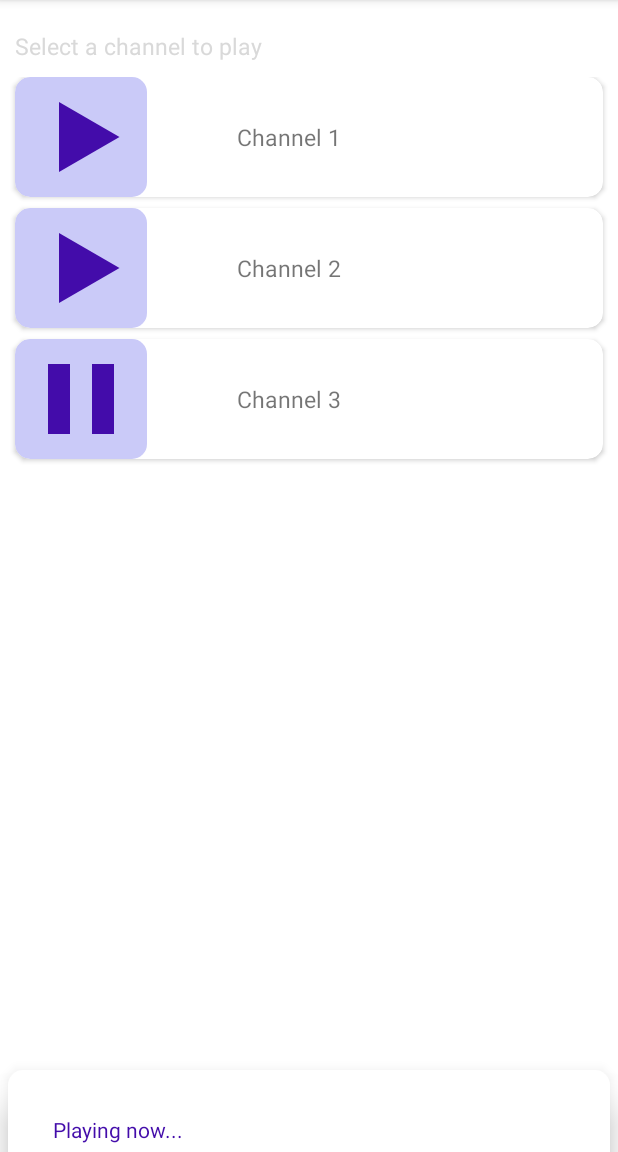
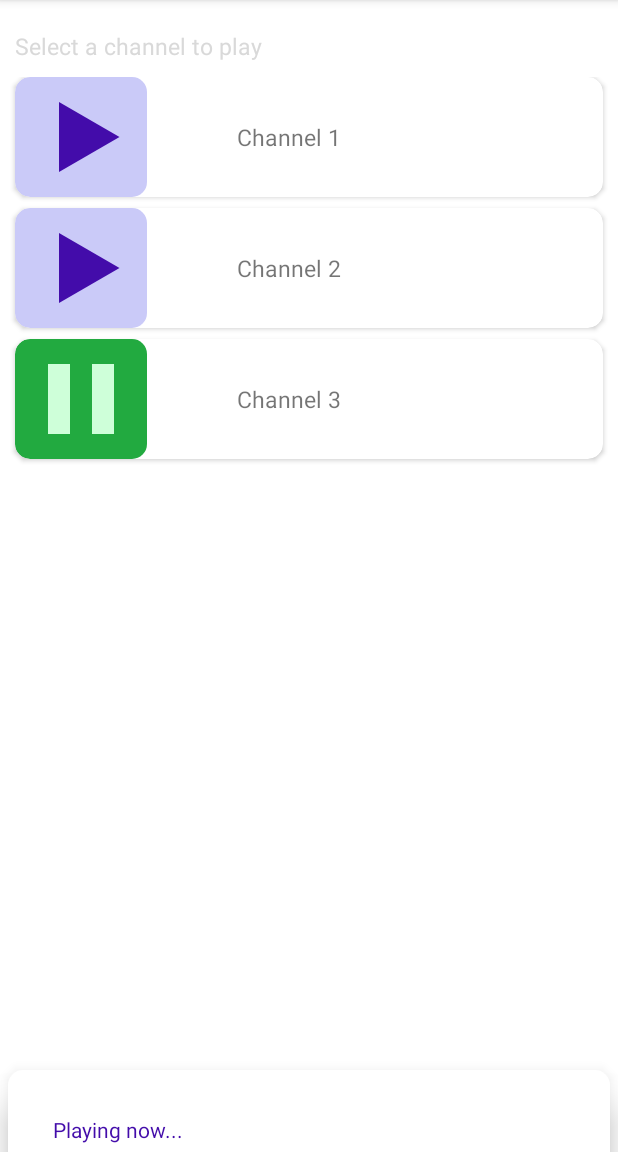
Before and after one commit to Pongo1/RealRadio, an Android app: the screen it shows after launch (MainActivity), after a tap on an icon or button, on a phone screen of 412 x 824 dp, the part 84-1236 px from its top. Run offline under Robolectric (Android 15) with nearby library versions, the phone set to English and light mode, and no system bars; our stand-ins replace Volley; 3 other taps on this screen came first.

Commit message:
player all set and functioning with correct AGBA link, but hardcoded. Volley about to be setup for dynamic channels

```diff
--- a/app/src/main/java/com/pongo/agbaradio/ChannelAdapter.java
+++ b/app/src/main/java/com/pongo/agbaradio/ChannelAdapter.java
@@ -30,6 +30,7 @@ public class ChannelAdapter extends RecyclerView.Adapter<ChannelAdapter.myHolder
   TextView activeChannelItem, streamStatusItem;
   Button currentlyPlayingButton = null; //the previously selected item
   String btnState = "Stopped";
+  MessageStreamer AGBAStreamer;
 
 
   public ChannelAdapter(Context context, ArrayList<String[]> channels, TextView activeChannelItem, TextView streamStatusItem) {
@@ -74,37 +75,45 @@ public class ChannelAdapter extends RecyclerView.Adapter<ChannelAdapter.myHolder
     });
   }
 
+  public void paintCard(String how,ChannelAdapter.myHolder holder){
+
+  }
+
   public void streamContent(int pos, ChannelAdapter.myHolder holder) {
+    String[] item = channels.get(pos);
     if(currentlyPlayingButton!=null) {
-      //its not the first time, something has already been clicked
-      //if its the same button, leave the play icon there as it is,
-      //if it is not the same, put the pause icon ( NB: pause icon indicates that the currently selected is playing
+      //its not the first time,  btn has already been clicked
+      //if its the same button, check it's state whether playing or not,
+      //if it is not the same, put the pause icon on the current btn and play btn on the prev button ( NB: pause icon indicates that the currently selected is playing
       if(currentlyPlayingButton == holder.playButton){
         if(btnState == "Playing"){
+          AGBAStreamer.stopStream();
+          streamStatusItem.setText("Ready when you are");
           btnState = "Stopped";
           holder.playButton.setBackgroundResource(R.drawable.left_of_channel_card);
         }else{
+          AGBAStreamer = new MessageStreamer(item[1], item[0], streamStatusItem);
+          AGBAStreamer.prepareAndStart();
           btnState = "Playing";
           holder.playButton.setBackgroundResource(R.drawable.pause_channel_card);
         }
-
-
       }else{
+        AGBAStreamer.stopStream();
+        AGBAStreamer = new MessageStreamer(item[1], item[0], streamStatusItem);
+        AGBAStreamer.prepareAndStart();
         btnState = "Playing";
         holder.playButton.setBackgroundResource(R.drawable.pause_channel_card);
       }
 
     }else{
-      //means its the first time just put the pause icon
+      //means its the first time a channel has been clicked just put the pause icon
+      AGBAStreamer = new MessageStreamer(item[1], item[0], streamStatusItem);
+      AGBAStreamer.prepareAndStart();
       btnState = "Playing";
       holder.playButton.setBackgroundResource(R.drawable.pause_channel_card);
     }
-
+    activeChannelItem.setText(AGBAStreamer.channelName);
     currentlyPlayingButton = holder.playButton;
-    String[] item = channels.get(pos);
-    MessageStreamer AGBAStreamer = new MessageStreamer(item[1], item[0], streamStatusItem);
-    AGBAStreamer.prepareAndStart();
-    activeChannelItem.setText(AGBAStreamer.channelName);
   }
 
   @Override
--- a/app/src/main/java/com/pongo/agbaradio/MessageStreamer.java
+++ b/app/src/main/java/com/pongo/agbaradio/MessageStreamer.java
@@ -24,7 +24,7 @@ public class MessageStreamer {
 
   public void prepareAndStart(){
     if(streamStatusItem != null){
-      mediaPlayer.stop();
+      stopStream();
     }
     mediaPlayer.setAudioStreamType(AudioManager.STREAM_MUSIC);
     try {
@@ -46,13 +46,13 @@ public class MessageStreamer {
 
   }
 
-  public void startStream(){
-    //start playing media as soon ans stream is prepared and first media dispatched by "website " is received
-  }
-
   public void stopStream(){
+    if(mediaPlayer.isPlaying()){
+      mediaPlayer.stop();
+      mediaPlayer.release();
+      //mediaPlayer = null;
+    }
     streamStatus = "Stopped, not playing";
-    mediaPlayer.stop();
   }
 
   public String currentChannelName(){
--- a/app/src/main/java/com/pongo/agbaradio/StaticDB.java
+++ b/app/src/main/java/com/pongo/agbaradio/StaticDB.java
@@ -13,8 +13,13 @@ public class StaticDB {
 
     for (int i = 0; i < 3 ; i++) {
       String f = "Channel " + (i +1);
-      String[] d = {f,"http://www.music.helsinki.fi/tmt/opetus/uusmedia/esim/a2002011001-e02.wav"} ;
-      DB.add(d);
+      if(i ==1){
+        String[] d= { f, "http://edge.mixlr.com/channel/eerso"};
+        DB.add(d);
+      }else{
+        String[] d = {f,"http://www.music.helsinki.fi/tmt/opetus/uusmedia/esim/a2002011001-e02.wav"} ;
+        DB.add(d);
+      }
     }
 
   }
--- a/app/src/main/res/drawable-v24/pause_channel_card.xml
+++ b/app/src/main/res/drawable-v24/pause_channel_card.xml
@@ -5,7 +5,7 @@
     <shape android:shape="rectangle">
 
       <corners android:radius="10dp"></corners>
-      <solid android:color="@color/lightViolet"></solid>
+      <solid android:color="@color/appGreen"></solid>
 
     </shape>
   </item>
--- a/app/src/main/res/drawable/pause_vector.xml
+++ b/app/src/main/res/drawable/pause_vector.xml
@@ -1,9 +1,9 @@
 <vector xmlns:android="http://schemas.android.com/apk/res/android"
-        android:width="24dp"
-        android:height="24dp"
+        android:width="20dp"
+        android:height="20dp"
         android:viewportWidth="24.0"
         android:viewportHeight="24.0">
     <path
-        android:fillColor="@color/playViolet"
+        android:fillColor="@color/lightGreen"
         android:pathData="M6,19h4L10,5L6,5v14zM14,5v14h4L18,5h-4z"/>
 </vector>
--- a/app/src/main/res/values/colors.xml
+++ b/app/src/main/res/values/colors.xml
@@ -9,4 +9,7 @@
   <color name="textViolet">#BF6DE3</color>
   <color name="lightGray">#D9D9D9</color>
   <color name="black">#000</color>
+  <color name="lightGreen">#CEFFD9</color>
+  <color name="appGreen">#22AA40</color>
+  <color name="appWhite">#fff</color>
 </resources>
```
